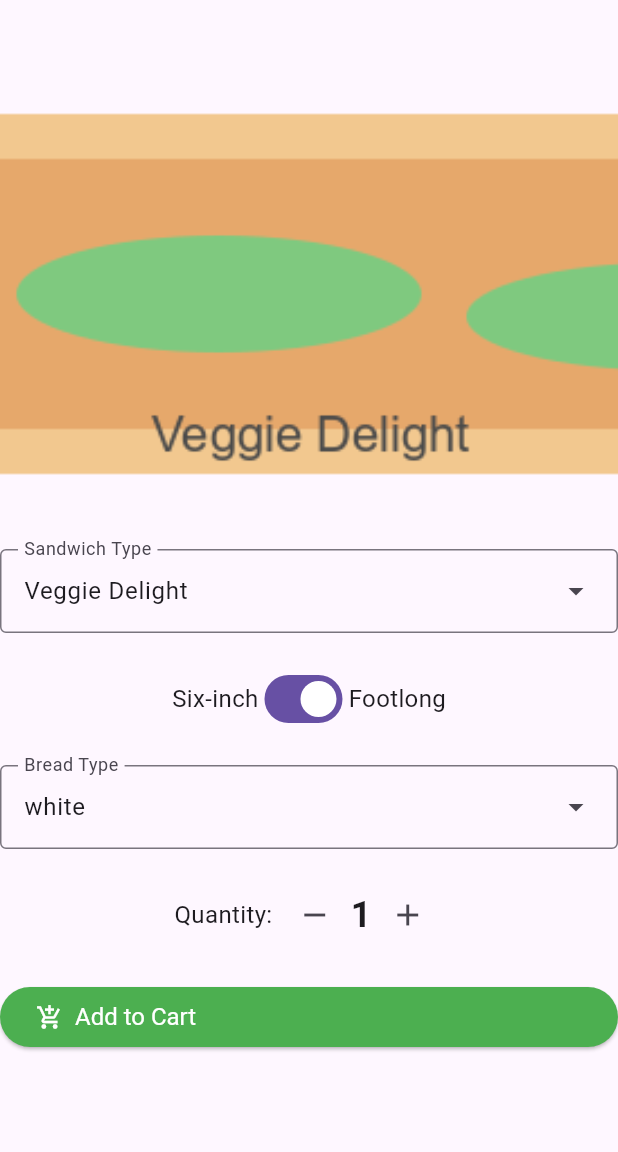
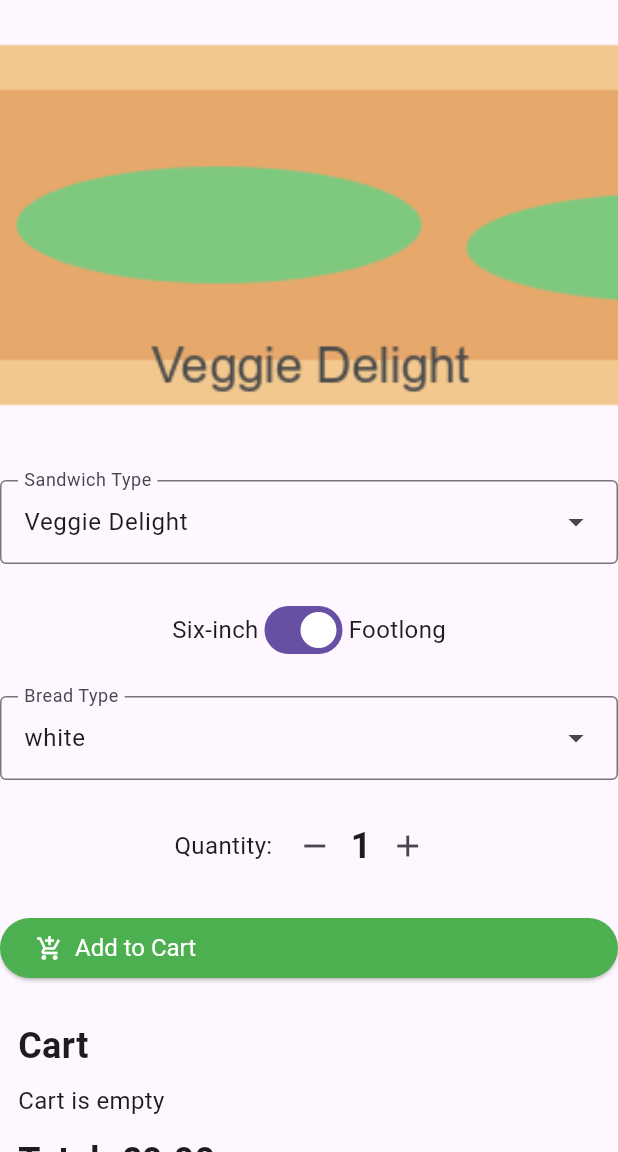
Before and after one commit to swayampatnaik/sandwich_shop, a Flutter app: the screen it shows after launch, on a phone screen of 412 x 824 dp, the part 84-1236 px from its top. Run offline on Flutter 3.47's test engine with Material 3 defaults, Android fonts, the phone set to English and light mode, and no system bars.

Commit message:
Update _OrderScreenState to now show the cart and items in the cart in the UI for the app

```diff
--- a/lib/main.dart
+++ b/lib/main.dart
@@ -2,6 +2,7 @@ import 'package:flutter/material.dart';
 import 'package:sandwich_shop/views/app_styles.dart';
 import 'package:sandwich_shop/models/sandwich.dart';
 import 'package:sandwich_shop/models/cart.dart';
+import 'package:sandwich_shop/repositories/pricing_repository.dart';
 
 
 void main() {
@@ -34,6 +35,8 @@ class OrderScreen extends StatefulWidget{
 class _OrderScreenState extends State<OrderScreen> {
   final Cart _cart = Cart();
   final TextEditingController _notesController = TextEditingController();
+  final PricingRepository _pricing = PricingRepository();
+  String _confirmationMessage = '';
 
   SandwichType _selectedSandwichType = SandwichType.veggieDelight;
   bool _isFootlong = true;
@@ -64,18 +67,10 @@ class _OrderScreenState extends State<OrderScreen> {
 
       setState(() {
         _cart.add(sandwich, _quantity); //add to cart check if it works
+        final line = _pricing.totalPrice(_quantity, isFootlong: _isFootlong);
+        _confirmationMessage =
+            'Added $_quantity ${_isFootlong ? 'footlong' : 'six-inch'} ${sandwich.name} (${sandwich.breadType.name}) — £${line.toStringAsFixed(2)}';
       });
-
-      String sizeText;
-      if (_isFootlong) {
-        sizeText = 'footlong';
-      } else {
-        sizeText = 'six-inch';
-      }
-      String confirmationMessage =
-          'Added $_quantity $sizeText ${sandwich.name} sandwich(es) on ${_selectedBreadType.name} bread to cart';
-
-      debugPrint(confirmationMessage);
     }
   }
 
@@ -250,6 +245,70 @@ class _OrderScreenState extends State<OrderScreen> {
                 label: 'Add to Cart',
                 backgroundColor: Colors.green,
               ),
+              const SizedBox(height: 12),
+              // Confirmation / last action message
+              if (_confirmationMessage.isNotEmpty)
+                Padding(
+                  padding: const EdgeInsets.symmetric(horizontal: 16.0),
+                  child: Text(
+                    _confirmationMessage,
+                    key: const Key('confirmation_text'),
+                    style: normalText,
+                    textAlign: TextAlign.center,
+                  ),
+                ),
+              const SizedBox(height: 12),
+              // Cart list
+              Padding(
+                padding: const EdgeInsets.symmetric(horizontal: 12.0),
+                child: Column(
+                  crossAxisAlignment: CrossAxisAlignment.stretch,
+                  children: [
+                    const Text('Cart', style: heading1),
+                    const SizedBox(height: 8),
+                    if (_cart.items.isEmpty)
+                      const Text('Cart is empty', style: normalText)
+                    else
+                      ListView.builder(
+                        key: const Key('cart_list'),
+                        shrinkWrap: true,
+                        physics: const NeverScrollableScrollPhysics(),
+                        itemCount: _cart.items.length,
+                        itemBuilder: (context, index) {
+                          final item = _cart.items[index];
+                          final sizeLabel = item.sandwich.isFootlong ? 'footlong' : 'six-inch';
+                          final lineTotal = _pricing.totalPrice(item.quantity, isFootlong: item.sandwich.isFootlong);
+                          return Card(
+                            child: ListTile(
+                              title: Text(
+                                '${item.quantity} x ${item.sandwich.name} (${item.sandwich.breadType.name} • $sizeLabel)',
+                                style: normalText,
+                              ),
+                              subtitle: Text('£${lineTotal.toStringAsFixed(2)}'),
+                              trailing: IconButton(
+                                key: Key('remove_item_$index'),
+                                icon: const Icon(Icons.delete),
+                                onPressed: () {
+                                  setState(() {
+                                    _cart.remove(item.sandwich);
+                                  });
+                                },
+                              ),
+                            ),
+                          );
+                        },
+                      ),
+                    const SizedBox(height: 12),
+                    // Cart total
+                    Text(
+                      'Total: £${_cart.totalPrice().toStringAsFixed(2)}',
+                      key: const Key('cart_total_text'),
+                      style: heading1,
+                    ),
+                    const SizedBox(height: 16),
+                  ],
+                ),
+              ),
               const SizedBox(height: 20),
             ],
           ),
```
